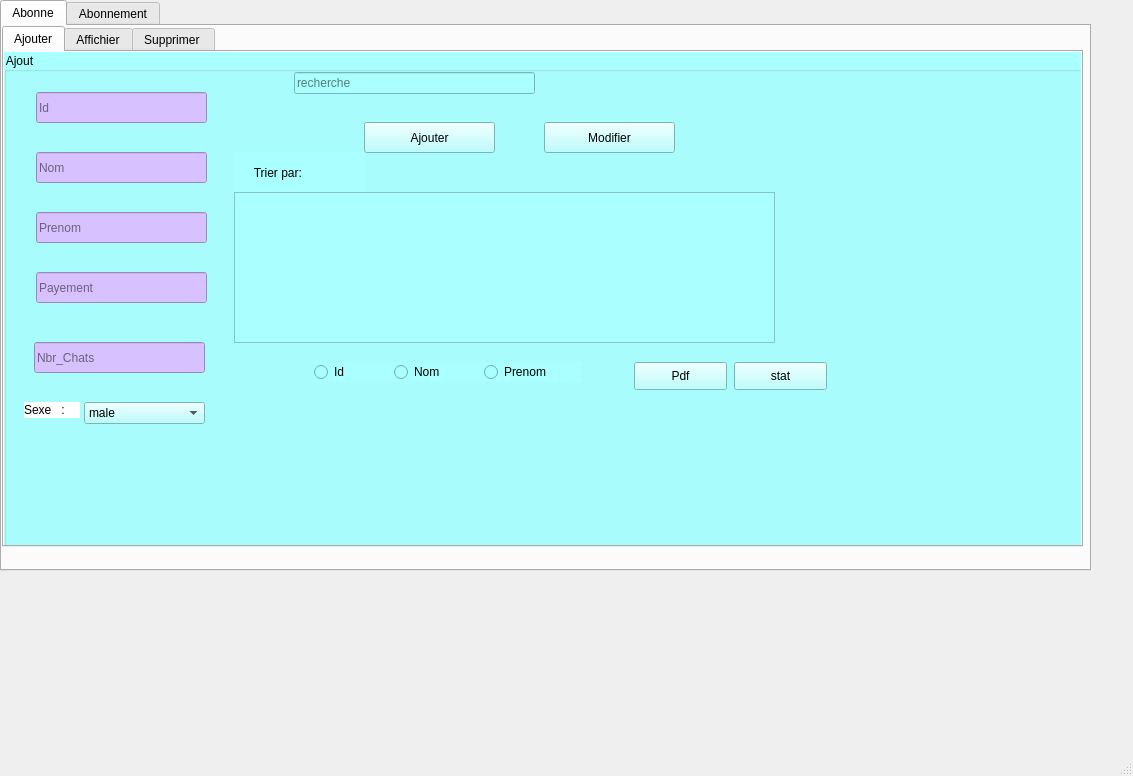
Qt form Desktop/Atelier_Connexion/mainwindow.ui (ImenBenMansour/Smart_Club_2A21) before a commit.
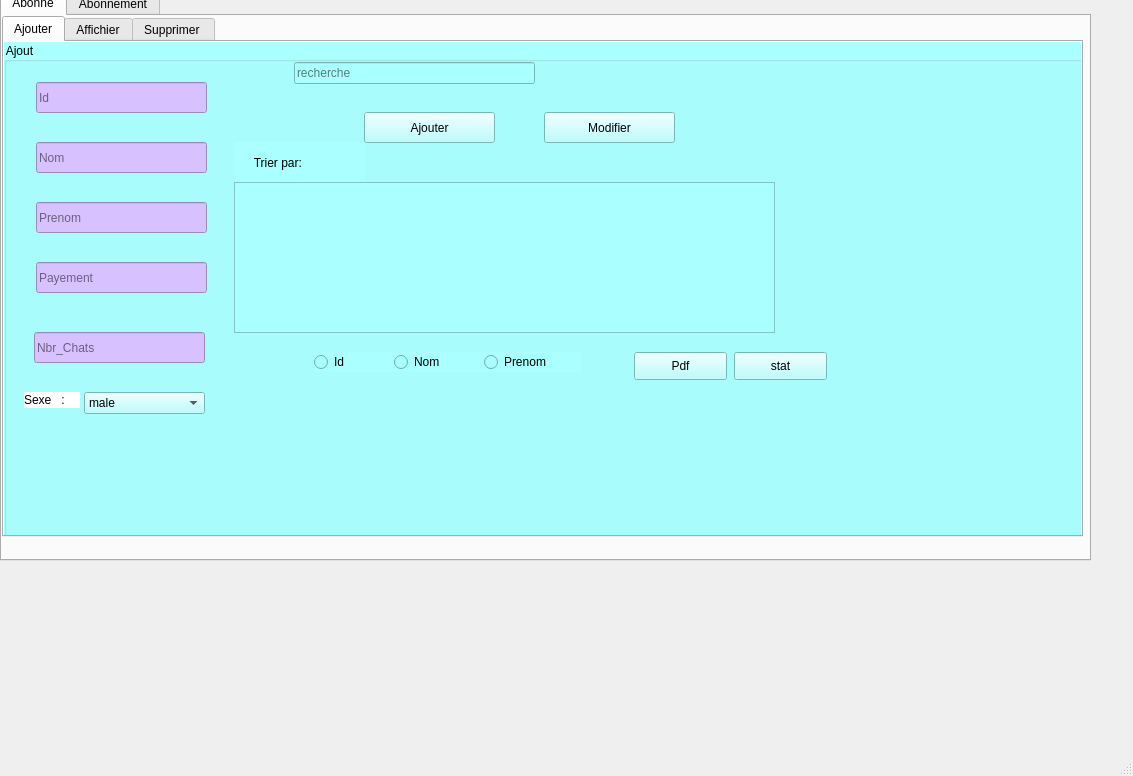
The same form after that commit. The open tabs and pages were chosen to show the change.

```diff
--- a/Desktop/Atelier_Connexion/mainwindow.ui
+++ b/Desktop/Atelier_Connexion/mainwindow.ui
@@ -18,7 +18,7 @@
     <property name="geometry">
      <rect>
       <x>0</x>
-      <y>0</y>
+      <y>-10</y>
       <width>1091</width>
       <height>571</height>
      </rect>
```
Left out of the diff: 2 changed lines with no effect on the pictures.
